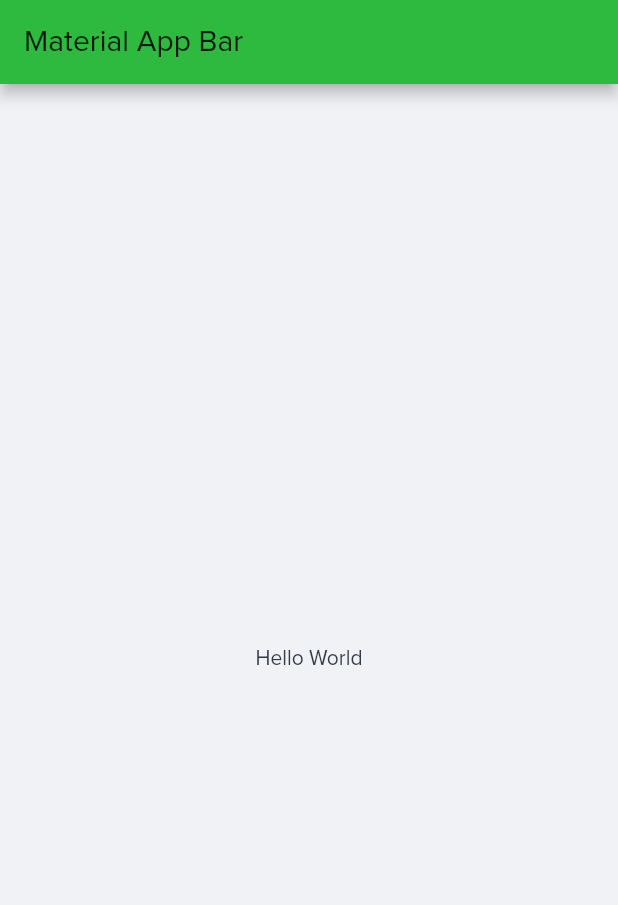
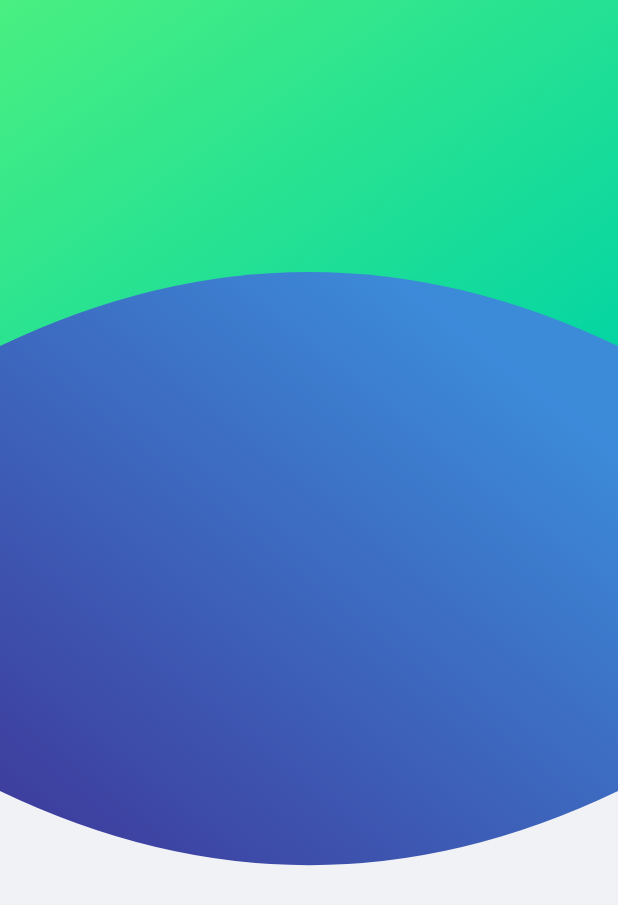
Before and after one commit to fabirt/debts-app, a Flutter app: the screen it shows after launch, on a phone screen of 412 x 824 dp. Shown: the top 905 px of the screen. Run offline on Flutter 3.47's test engine with Material 2 defaults, Android fonts, the phone set to English and light mode, and no system bars.

Commit message:
Creando background

```diff
--- a/lib/src/pages/home/home_page.dart
+++ b/lib/src/pages/home/home_page.dart
@@ -1,17 +1,16 @@
 import 'package:flutter/material.dart';
+import 'package:debts_app/src/widgets/index.dart';
 import 'package:debts_app/src/utils/index.dart' as utils;
+
 
 class HomePage extends StatelessWidget {
   @override
   Widget build(BuildContext context) {
     return Scaffold(
-      appBar: AppBar(
-        title: Text('Material App Bar',),
-      ),
-      body: Center(
-        child: Container(
-          child: Text('Hello World'),
-        ),
+      body: Stack(
+        children: <Widget>[
+          Background()
+        ],
       ),
     );
   }
--- /dev/null
+++ b/lib/src/widgets/background_painter.dart
@@ -0,0 +1,87 @@
+import 'dart:math';
+
+import 'package:flutter/material.dart';
+import 'package:debts_app/src/utils/index.dart' as utils;
+
+
+class Background extends StatelessWidget {
+  @override
+  Widget build(BuildContext context) {
+    return Stack(
+      children: <Widget>[
+        CustomPaint(
+          painter: _GreenPainter(),
+          child: FractionallySizedBox(
+            widthFactor: 1.0,
+            heightFactor: 1.0,
+          ),
+        ),
+        CustomPaint(
+          painter: _BluePainter(),
+          child: FractionallySizedBox(
+            widthFactor: 1.0,
+            heightFactor: 1.0,
+          ),
+        ),
+      ],
+    );
+  }
+}
+
+
+class _GreenPainter extends CustomPainter {
+  @override
+  void paint(Canvas canvas, Size size) {
+    Path path = Path();
+    Paint paint = Paint();
+
+    path.lineTo(0.0, size.height * 0.5);
+    path.lineTo(size.width, size.height * 0.5);
+    path.lineTo(size.width, 0.0);
+
+    paint.style = PaintingStyle.fill;
+    paint.shader = LinearGradient(
+      begin: FractionalOffset(0.3, 0.5),
+          end: FractionalOffset(1.0, 1.0),
+      colors: [ Color(0xFF51F27D), Color(0xFF00D3A5) ]
+    ).createShader(Rect.fromCenter(width: size.width, height: size.height, center: Offset(0.0, 0.0)));
+
+    canvas.drawPath(path, paint);
+  }
+
+  @override
+  bool shouldRepaint(CustomPainter oldDelegate) {
+    return true;
+  }
+
+}
+
+class _BluePainter extends CustomPainter {
+  @override
+  void paint(Canvas canvas, Size size) {
+    Path path = Path();
+    Paint paint = Paint();
+
+    path.moveTo(0.0, size.height * 0.28);
+
+    path.quadraticBezierTo(size.width/2, size.height * 0.16, size.width, size.height * 0.28);
+    path.lineTo(size.width, size.height * 0.64);
+    path.quadraticBezierTo(size.width/2, size.height * 0.76, 0.0, size.height * 0.64);
+
+    paint.style = PaintingStyle.fill;
+    paint.strokeWidth = 20.0;
+    paint.shader = LinearGradient(
+      begin: FractionalOffset(0.6, 0.5),
+          end: FractionalOffset(-0.2, 1.0),
+      colors: [ Color(0xFF3C8BD9), Color(0xFF3E2E92) ]
+    ).createShader(Rect.fromCenter(width: size.width, height: size.height, center: Offset(0.0, 0.0)));
+
+    canvas.drawPath(path, paint);
+  }
+
+  @override
+  bool shouldRepaint(CustomPainter oldDelegate) {
+    return true;
+  }
+
+}
--- /dev/null
+++ b/lib/src/widgets/index.dart
@@ -0,0 +1 @@
+export 'package:debts_app/src/widgets/background_painter.dart';
```
